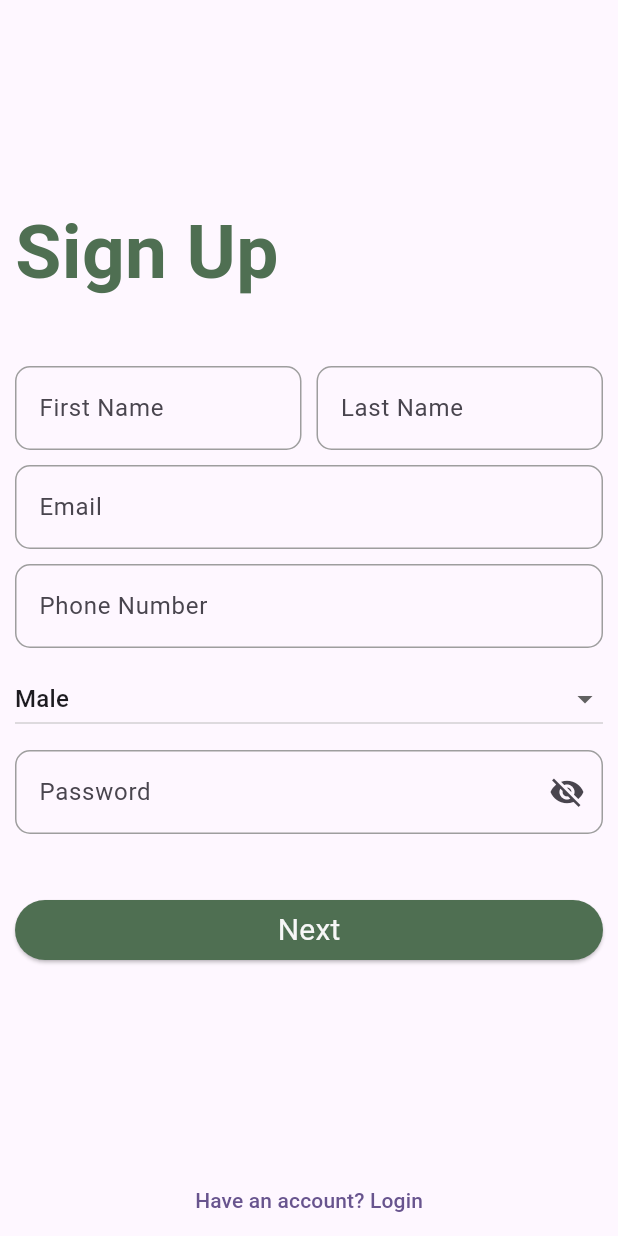
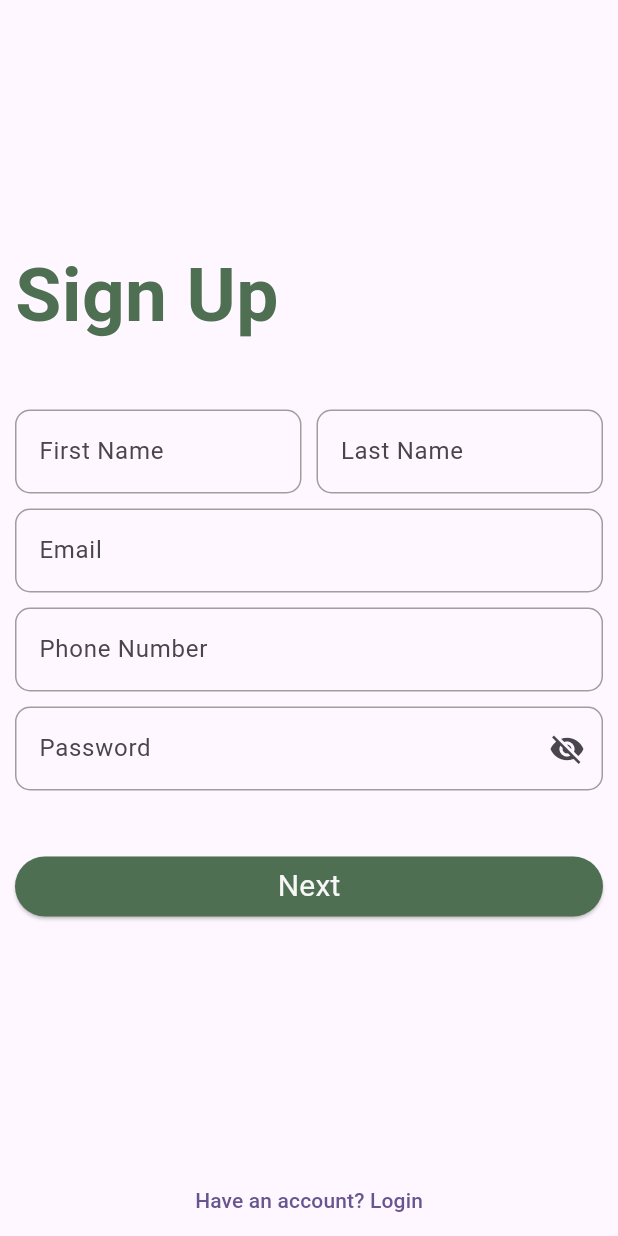
Before and after one commit to exxsid/TerraTreats, a Flutter app: the SignUp screen opened directly, on a phone screen of 412 x 824 dp. Run offline on Flutter 3.47's test engine with Material 3 defaults, Android fonts, the phone set to English and light mode, and no system bars; our stand-ins replace auto_size_text, email_validator, flutter_dotenv, flutter_riverpod, ionicons; Roboto replaces fonts that are missing (Montserrat).

Commit message:
remove gender dropbox

```diff
--- a/client/lib/screens/signup.dart
+++ b/client/lib/screens/signup.dart
@@ -6,9 +6,6 @@ import 'package:terratreats/riverpod/authentication.dart';
 import 'package:terratreats/utils/app_theme.dart';
 import 'package:terratreats/widgets/primary_button.dart';
 import 'package:terratreats/screens/address_signup_screen.dart';
-
-// gender
-final List<String> _genders = <String>["Male", "Female"];
 
 class SignUp extends ConsumerStatefulWidget {
   const SignUp({super.key});
@@ -40,8 +37,6 @@ class _SignUpState extends ConsumerState<SignUp> {
 
     return null;
   }
-
-  String _genderValue = _genders.first;
 
   @override
   Widget build(BuildContext context) {
@@ -177,27 +172,6 @@ class _SignUpState extends ConsumerState<SignUp> {
                       const SizedBox(
                         height: 10,
                       ),
-                      DropdownButton(
-                        value: _genderValue,
-                        onChanged: (value) {
-                          setState(() {
-                            _genderValue = value!;
-                          });
-                          ref.read(signupNotifierProvider.notifier).gender =
-                              value!;
-                        },
-                        items: _genders
-                            .map<DropdownMenuItem<String>>((String value) {
-                          return DropdownMenuItem<String>(
-                            value: value,
-                            child: Text(value),
-                          );
-                        }).toList(),
-                        isExpanded: true,
-                      ),
-                      const SizedBox(
-                        height: 10,
-                      ),
                       TextFormField(
                         obscureText: _passwordVisible,
                         decoration: InputDecoration(
```
